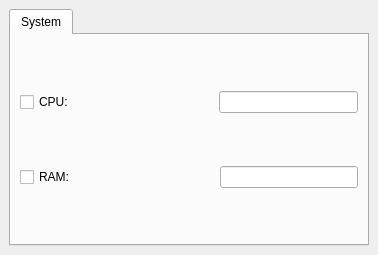
Old version of the form src/gui/ui/dockwidget.ui in the repository pblottiere/snail.
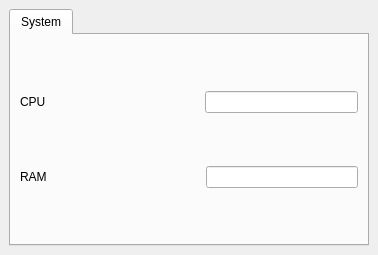
New version of the form.

```diff
--- a/src/gui/ui/dockwidget.ui
+++ b/src/gui/ui/dockwidget.ui
@@ -24,13 +24,13 @@
        <attribute name="title">
         <string>System</string>
        </attribute>
-       <layout class="QVBoxLayout" name="verticalLayout_2">
+       <layout class="QVBoxLayout" name="verticalLayout_2" stretch="1,1,2">
         <item>
          <layout class="QHBoxLayout" name="horizontalLayout">
           <item>
-           <widget class="QCheckBox" name="checkBox">
+           <widget class="QLabel" name="label">
             <property name="text">
-             <string>CPU:</string>
+             <string>CPU</string>
             </property>
            </widget>
           </item>
@@ -55,9 +55,9 @@
         <item>
          <layout class="QHBoxLayout" name="horizontalLayout_2">
           <item>
-           <widget class="QCheckBox" name="checkBox_2">
+           <widget class="QLabel" name="label_2">
             <property name="text">
-             <string>RAM:</string>
+             <string>RAM</string>
             </property>
            </widget>
           </item>
```
Left out of the diff: 7 changed lines with no effect on the pictures.
